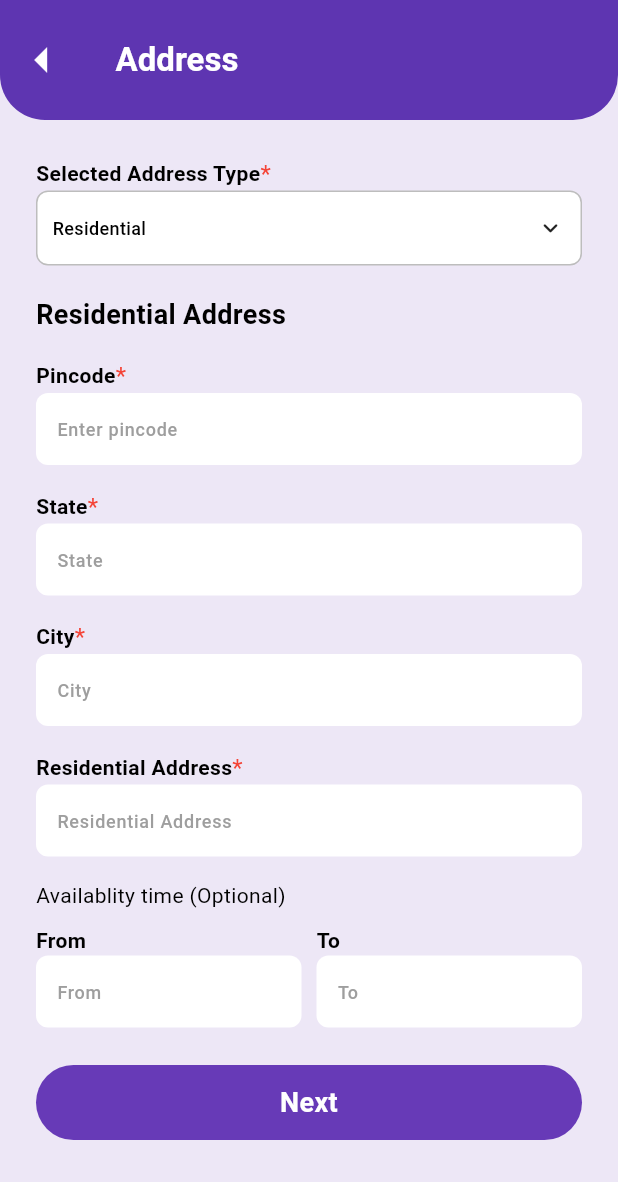
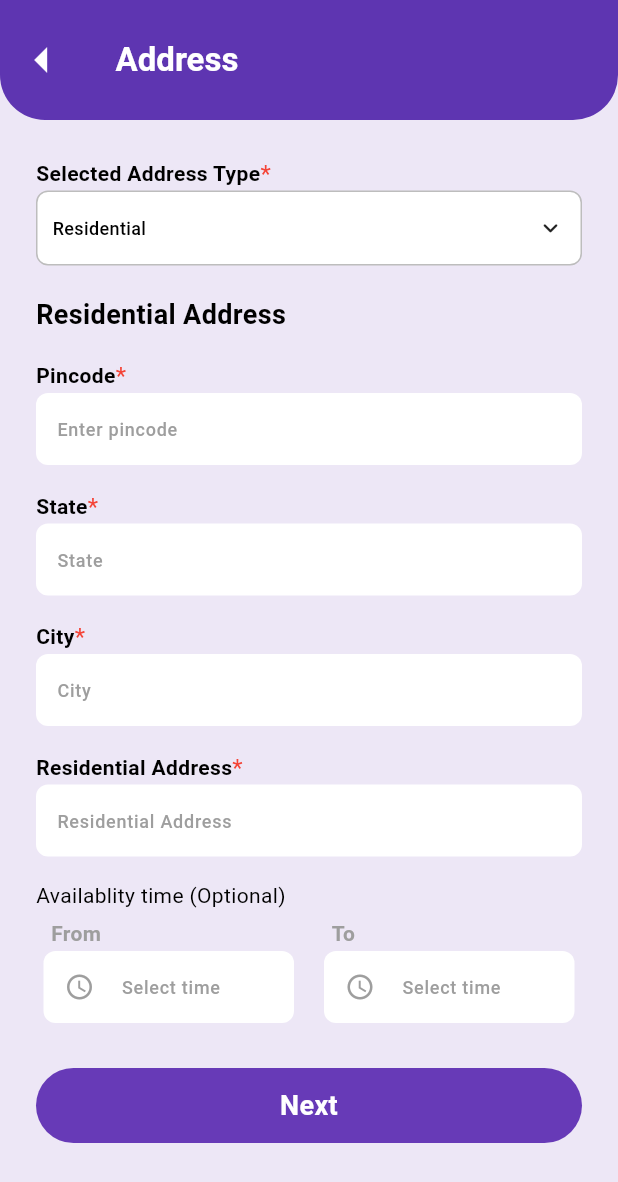
Before and after one commit to Shikhachaudhary58/fintrix, a Flutter app: the AddressScreen screen opened directly, after a tap on "Residential", on a phone screen of 412 x 824 dp. Shown: the top 1182 px of the screen. Run offline on Flutter 3.47's test engine with Material 3 defaults, Android fonts, the phone set to English and light mode, and no system bars; drawn by our look-alikes of animated_custom_dropdown; our stand-ins replace animated_splash_screen, audioplayers, dotted_border, file_picker, firebase_core, gap and 6 more; missing offline and left inert: dart:html, record; accounts and stored records are empty; Roboto replaces fonts that are missing (Gilroy).

Commit message:
fix issues and changes

```diff
--- /dev/null
+++ b/lib/common/custom_time_widget.dart
@@ -0,0 +1,203 @@
+import 'dart:io';
+import 'package:dotted_border/dotted_border.dart';
+import 'package:flutter/cupertino.dart';
+import 'package:flutter/foundation.dart';
+import 'package:flutter/material.dart';
+// import 'package:flutter_inset_box_shadow/flutter_inset_box_shadow.dart';
+import 'package:gap/gap.dart';
+import 'package:get/get.dart';
+// import 'package:indilink/ApiClient/api_client.dart';
+// import 'package:indilink/Common/Helper/helper.dart';
+// import 'package:indilink/Partner/Controller/partner_controller.dart';
+// import 'package:indilink/utils/colors.dart';
+// import 'package:indilink/utils/imageConstants.dart';
+// import 'package:loading_animation_widget/loading_animation_widget.dart';
+// import 'package:vph_web_date_picker/vph_web_date_picker.dart';
+import 'package:intl/intl.dart';
+// import 'package:dio/dio.dart' as dio;
+import 'dart:io' as io;
+
+class CustomTimeWidget extends StatefulWidget {
+  final TextEditingController controller;
+  final String? hintError;
+  final String? hint;
+  final String? title;
+  final dynamic maxLines;
+  final Color? fillColor;
+  final BuildContext context;
+  final double? borderRadius;
+  final String? Function(String?)? validator;
+  final Function(TimeOfDay)? onTimeSelected;
+  bool isRequired;
+  final bool use24HourFormat;
+
+  CustomTimeWidget({
+    super.key,
+    required this.controller,
+    required this.context,
+    this.hintError,
+    this.hint,
+    this.title,
+    this.maxLines,
+    this.fillColor,
+    this.borderRadius,
+    this.validator,
+    this.isRequired = true,
+    this.onTimeSelected,
+    this.use24HourFormat = true,
+  });
+
+  @override
+  State<CustomTimeWidget> createState() => _CustomTimeWidgetState();
+}
+
+class _CustomTimeWidgetState extends State<CustomTimeWidget> {
+  Future<void> _selectTime(
+    BuildContext context,
+    TextEditingController controller,
+  ) async {
+    FocusManager.instance.primaryFocus?.unfocus();
+
+    final pickedTime = await showTimePicker(
+      context: context,
+      initialTime: TimeOfDay.now(),
+      builder: (context, child) {
+        return MediaQuery(
+          data: MediaQuery.of(
+            context,
+          ).copyWith(alwaysUse24HourFormat: widget.use24HourFormat),
+          child: child!,
+        );
+      },
+    );
+
+    if (pickedTime != null) {
+      final now = DateTime.now();
+      final dt = DateTime(
+        now.year,
+        now.month,
+        now.day,
+        pickedTime.hour,
+        pickedTime.minute,
+      );
+      final formattedTime = widget.use24HourFormat
+          ? DateFormat('HH:mm').format(dt)
+          : DateFormat('hh:mm a').format(dt);
+
+      controller.text = formattedTime;
+
+      if (widget.onTimeSelected != null) {
+        widget.onTimeSelected!(pickedTime);
+      }
+    }
+  }
+
+  @override
+  Widget build(BuildContext context) {
+    return Column(
+      crossAxisAlignment: CrossAxisAlignment.start,
+      children: [
+        Row(
+          children: [
+            Flexible(
+              child: Text(
+                widget.title ?? '',
+                maxLines: widget.maxLines ?? 1,
+                overflow: TextOverflow.ellipsis,
+                style: const TextStyle(
+                  color: Colors.grey,
+                  fontSize: 14,
+                  fontFamily: 'Gilroy',
+                  fontWeight: FontWeight.w600,
+                ),
+              ),
+            ),
+            if (widget.isRequired)
+              const Text(
+                '*',
+                style: TextStyle(
+                  color: Colors.red,
+                  fontSize: 16,
+                  fontFamily: 'Gilroy',
+                  fontWeight: FontWeight.w400,
+                ),
+              ),
+          ],
+        ).paddingOnly(left: 5, bottom: 2),
+        Center(
+          child: InkWell(
+            onTap: () => _selectTime(widget.context, widget.controller),
+            child: TextFormField(
+              controller: widget.controller,
+              onTapOutside: (event) {
+                FocusManager.instance.primaryFocus?.unfocus();
+              },
+              onFieldSubmitted: (value) {
+                FocusManager.instance.primaryFocus?.unfocus();
+              },
+              style: const TextStyle(
+                fontSize: 14,
+                fontFamily: 'Gilroy',
+                fontWeight: FontWeight.w600,
+                color: Colors.black,
+              ),
+              cursorColor: Colors.black,
+              cursorHeight: 18,
+              cursorWidth: 1.3,
+              validator: widget.validator,
+              enabled: false,
+              decoration: InputDecoration(
+                contentPadding: const EdgeInsets.symmetric(horizontal: 10),
+                errorStyle: const TextStyle(
+                  color: Colors.red,
+                  fontSize: 11,
+                  fontFamily: 'Gilroy',
+                  fontWeight: FontWeight.w400,
+                  height: 0.4,
+                ),
+                hintStyle: const TextStyle(
+                  color: Colors.grey,
+                  fontSize: 12,
+                  fontFamily: 'Gilroy',
+                  fontWeight: FontWeight.w500,
+                ),
+                filled: true,
+                fillColor: widget.fillColor ?? const Color(0xffF7F7F7),
+                prefixIcon: widget.controller.text.isEmpty
+                    ? const Icon(
+                        Icons.access_time,
+                        size: 20,
+                        color: Colors.grey,
+                      )
+                    : null,
+                hintText: widget.controller.text.isEmpty
+                    ? widget.hint
+                    : widget.controller.text,
+                errorBorder: OutlineInputBorder(
+                  borderRadius: BorderRadius.circular(widget.borderRadius ?? 8),
+                  borderSide: const BorderSide(color: Colors.red),
+                ),
+                border: OutlineInputBorder(
+                  borderRadius: BorderRadius.circular(widget.borderRadius ?? 8),
+                  borderSide: const BorderSide(color: Colors.transparent),
+                ),
+                disabledBorder: OutlineInputBorder(
+                  borderRadius: BorderRadius.circular(8),
+                  borderSide: const BorderSide(color: Colors.transparent),
+                ),
+                enabledBorder: OutlineInputBorder(
+                  borderRadius: BorderRadius.circular(widget.borderRadius ?? 8),
+                  borderSide: const BorderSide(color: Colors.transparent),
+                ),
+                focusedBorder: OutlineInputBorder(
+                  borderRadius: BorderRadius.circular(widget.borderRadius ?? 8),
+                  borderSide: const BorderSide(color: Colors.transparent),
+                ),
+              ),
+            ),
+          ),
+        ),
+      ],
+    ).paddingSymmetric(horizontal: 5, vertical: 5);
+  }
+}
--- a/lib/screen/address_screen.dart
+++ b/lib/screen/address_screen.dart
@@ -2,6 +2,7 @@ import 'package:fintrix/common/appbar.dart';
 import 'package:fintrix/common/custom_button.dart';
 import 'package:fintrix/common/custom_dropdown.dart';
 import 'package:fintrix/common/custom_textfield.dart';
+import 'package:fintrix/common/custom_time_widget.dart';
 import 'package:fintrix/controller/address_controller.dart';
 import 'package:fintrix/screen/raise_query.dart';
 import 'package:fintrix/screen/recording.dart';
@@ -16,6 +17,7 @@ class AddressScreen extends StatelessWidget {
   AddressScreen({super.key});
 
   final AddressController controller = Get.put(AddressController());
+  String? formattedTime;
   // final GlobalKey<FormState> formKey = GlobalKey<FormState>();
 
   @override
@@ -401,36 +403,72 @@ class AddressScreen extends StatelessWidget {
                             ),
                             SizedBox(height: 16),
                             Text('Availablity time (Optional)'),
-                            SizedBox(height: 10),
+                            // SizedBox(height: 10),
                             Row(
                               mainAxisAlignment: MainAxisAlignment.spaceBetween,
                               children: [
                                 Flexible(
-                                  child: CommonTextFieldWithLabel(
+                                  child: CustomTimeWidget(
+                                    fillColor: Theme.of(
+                                      context,
+                                    ).colorScheme.onPrimary,
+                                    isRequired: false,
+                                    use24HourFormat: false,
                                     controller: controller.fromTimeController,
-                                    isRequired: false,
-                                    //items: const [],
-                                    // controller: controller.stateController,
-                                    titleText: 'From',
-                                    // maxLength: 6,
-                                    // controller: quantityController,
-                                    labelText: 'From',
+                                    context: context,
+                                    title: "From",
+                                    hint: "Select time",
+                                    onTimeSelected: (time) {
+                                      // print('Time selected: ${time.format(context)}');
+                                      formattedTime = time.formatToHMS();
+                                      // print('Time formated: $formattedTime');
+                                    },
                                   ),
                                 ),
 
+                                // Flexible(
+                                //   child: CommonTextFieldWithLabel(
+                                //     controller: controller.fromTimeController,
+                                //     isRequired: false,
+                                //     //items: const [],
+                                //     // controller: controller.stateController,
+                                //     titleText: 'From',
+                                //     // maxLength: 6,
+                                //     // controller: quantityController,
+                                //     labelText: 'From',
+                                //   ),
+                                // ),
                                 SizedBox(width: 10),
                                 Flexible(
-                                  child: CommonTextFieldWithLabel(
+                                  child: CustomTimeWidget(
+                                    fillColor: Theme.of(
+                                      context,
+                                    ).colorScheme.onPrimary,
+                                    isRequired: false,
+                                    use24HourFormat: false,
                                     controller: controller.toTimeController,
-                                    isRequired: false,
-                                    //items: const [],
-                                    // controller: controller.cityController,
-                                    titleText: 'To',
-                                    // maxLength: 6,
-                                    // controller: quantityController,
-                                    labelText: 'To',
+                                    context: context,
+                                    title: "To",
+                                    hint: "Select time",
+                                    onTimeSelected: (time) {
+                                      // print('Time selected: ${time.format(context)}');
+                                      formattedTime = time.formatToHMS();
+                                      // print('Time formated: $formattedTime');
+                                    },
                                   ),
                                 ),
+                                // Flexible(
+                                //   child: CommonTextFieldWithLabel(
+                                //     controller: controller.toTimeController,
+                                //     isRequired: false,
+                                //     //items: const [],
+                                //     // controller: controller.cityController,
+                                //     titleText: 'To',
+                                //     // maxLength: 6,
+                                //     // controller: quantityController,
+                                //     labelText: 'To',
+                                //   ),
+                                // ),
                               ],
                             ),
 
@@ -697,3 +735,11 @@ class AddressScreen extends StatelessWidget {
     );
   }
 }
+
+extension TimeOfDayExtension on TimeOfDay {
+  String formatToHMS() {
+    final hourStr = hour.toString().padLeft(2, '0');
+    final minuteStr = minute.toString().padLeft(2, '0');
+    return "$hourStr:$minuteStr:00";
+  }
+}
--- a/lib/screen/query_detail.dart
+++ b/lib/screen/query_detail.dart
@@ -293,7 +293,7 @@ class _QueryDetailScreenState extends State<QueryDetailScreen> {
         children: [
           Icon(
             isActive ? Icons.check_circle : Icons.radio_button_unchecked,
-            color: isActive ? Colors.green : Colors.grey,
+            color: isActive ? Colors.deepPurple.shade500 : Colors.grey,
           ),
           const SizedBox(width: 10),
           Text(
--- a/pubspec.yaml
+++ b/pubspec.yaml
@@ -57,6 +57,7 @@ dependencies:
   firebase_core: ^4.5.0
   firebase_auth: ^6.2.0
   shared_preferences: ^2.5.3
+  intl: ^0.20.2
 
 dev_dependencies:
   flutter_test:
```
Also changed, not shown: lib/screen/home_screen.dart (+5 -3 lines), lib/screen/recording.dart (+9 -9 lines), lib/screen/thank_you_screen.dart (+8 -4 lines), pubspec.lock.
